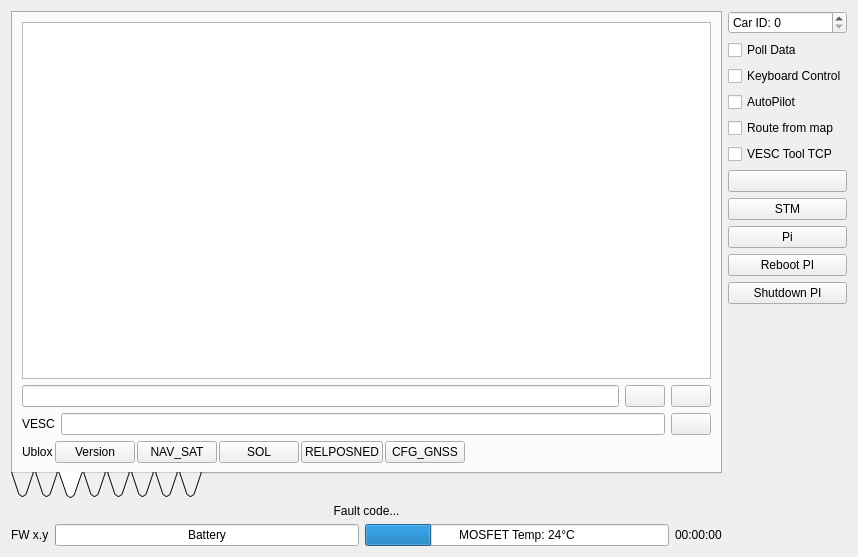
This is Linux/RControlStation/carinterface.ui in vedderb/rise_sdvp as Qt 5 draws it before an edit. The edited form follows.
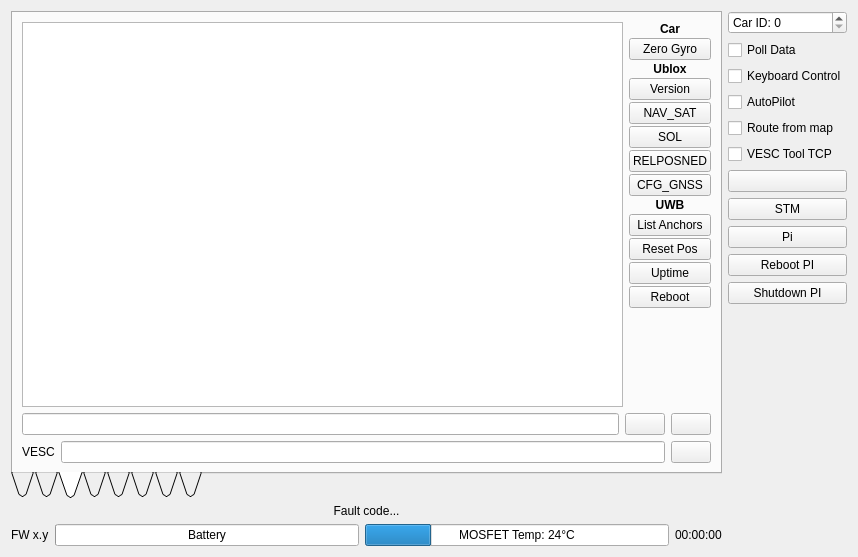
This is the edited form. The open tabs and pages were chosen to show the change. Icons and pictures are not drawn. Custom widgets are drawn as their Qt base class.

Commit message: Added terminal command buttons

Patch:
```diff
--- a/Linux/RControlStation/carinterface.ui
+++ b/Linux/RControlStation/carinterface.ui
@@ -150,15 +150,172 @@
         <attribute name="toolTip">
          <string>Terminal</string>
         </attribute>
-        <layout class="QVBoxLayout" name="verticalLayout_3">
+        <layout class="QVBoxLayout" name="verticalLayout_10">
          <item>
-          <widget class="QTextBrowser" name="terminalBrowser">
-           <property name="font">
-            <font>
-             <family>Monospace</family>
-            </font>
-           </property>
-          </widget>
+          <layout class="QHBoxLayout" name="horizontalLayout_3">
+           <item>
+            <widget class="QTextBrowser" name="terminalBrowser">
+             <property name="font">
+              <font>
+               <family>Monospace</family>
+              </font>
+             </property>
+            </widget>
+           </item>
+           <item>
+            <layout class="QVBoxLayout" name="verticalLayout_3">
+             <property name="spacing">
+              <number>2</number>
+             </property>
+             <item>
+              <widget class="QLabel" name="label_8">
+               <property name="font">
+                <font>
+                 <weight>75</weight>
+                 <bold>true</bold>
+                </font>
+               </property>
+               <property name="text">
+                <string>Car</string>
+               </property>
+               <property name="alignment">
+                <set>Qt::AlignCenter</set>
+               </property>
+              </widget>
+             </item>
+             <item>
+              <widget class="QPushButton" name="zeroGyroButton">
+               <property name="toolTip">
+                <string>Zero gyro on car. Before doing this, make sure that the car is standing still.</string>
+               </property>
+               <property name="text">
+                <string>Zero Gyro</string>
+               </property>
+              </widget>
+             </item>
+             <item>
+              <widget class="QLabel" name="label">
+               <property name="font">
+                <font>
+                 <weight>75</weight>
+                 <bold>true</bold>
+                </font>
+               </property>
+               <property name="text">
+                <string>Ublox</string>
+               </property>
+               <property name="alignment">
+                <set>Qt::AlignCenter</set>
+               </property>
+              </widget>
+             </item>
+             <item>
+              <widget class="QPushButton" name="ubxVersionButton">
+               <property name="text">
+                <string>Version</string>
+               </property>
+              </widget>
+             </item>
+             <item>
+              <widget class="QPushButton" name="ubxNavSatButton">
+               <property name="text">
+                <string>NAV_SAT</string>
+               </property>
+              </widget>
+             </item>
+             <item>
+              <widget class="QPushButton" name="ubxSolButton">
+               <property name="text">
+                <string>SOL</string>
+               </property>
+              </widget>
+             </item>
+             <item>
+              <widget class="QPushButton" name="ubxRelPosNedButton">
+               <property name="text">
+                <string>RELPOSNED</string>
+               </property>
+              </widget>
+             </item>
+             <item>
+              <widget class="QPushButton" name="ubxCfgGnssButton">
+               <property name="text">
+                <string>CFG_GNSS</string>
+               </property>
+              </widget>
+             </item>
+             <item>
+              <widget class="QLabel" name="label_5">
+               <property name="font">
+                <font>
+                 <weight>75</weight>
+                 <bold>true</bold>
+                </font>
+               </property>
+               <property name="text">
+                <string>UWB</string>
+               </property>
+               <property name="alignment">
+                <set>Qt::AlignCenter</set>
+               </property>
+              </widget>
+             </item>
+             <item>
+              <widget class="QPushButton" name="uwbListAnchorsButton">
+               <property name="toolTip">
+                <string>List UWB anchors.</string>
+               </property>
+               <property name="text">
+                <string>List Anchors</string>
+               </property>
+              </widget>
+             </item>
+             <item>
+              <widget class="QPushButton" name="uwbResetPosButton">
+               <property name="toolTip">
+                <string>Set UWB position to RTK position.</string>
+               </property>
+               <property name="text">
+                <string>Reset Pos</string>
+               </property>
+              </widget>
+             </item>
+             <item>
+              <widget class="QPushButton" name="uwbUptimeButton">
+               <property name="toolTip">
+                <string>Print how long the UWB module has been running.</string>
+               </property>
+               <property name="text">
+                <string>Uptime</string>
+               </property>
+              </widget>
+             </item>
+             <item>
+              <widget class="QPushButton" name="uwbRebootButton">
+               <property name="toolTip">
+                <string>Reboot the UWB module.</string>
+               </property>
+               <property name="text">
+                <string>Reboot</string>
+               </property>
+              </widget>
+             </item>
+             <item>
+              <spacer name="verticalSpacer_2">
+               <property name="orientation">
+                <enum>Qt::Vertical</enum>
+               </property>
+               <property name="sizeHint" stdset="0">
+                <size>
+                 <width>20</width>
+                 <height>40</height>
+                </size>
+               </property>
+              </spacer>
+             </item>
+            </layout>
+           </item>
+          </layout>
          </item>
          <item>
           <layout class="QHBoxLayout" name="horizontalLayout_12">
@@ -220,68 +377,6 @@
            </item>
           </layout>
          </item>
-         <item>
-          <layout class="QHBoxLayout" name="horizontalLayout_3">
-           <property name="spacing">
-            <number>2</number>
-           </property>
-           <item>
-            <widget class="QLabel" name="label">
-             <property name="text">
-              <string>Ublox</string>
-             </property>
-            </widget>
-           </item>
-           <item>
-            <widget class="QPushButton" name="ubxVersionButton">
-             <property name="text">
-              <string>Version</string>
-             </property>
-            </widget>
-           </item>
-           <item>
-            <widget class="QPushButton" name="ubxNavSatButton">
-             <property name="text">
-              <string>NAV_SAT</string>
-             </property>
-            </widget>
-           </item>
-           <item>
-            <widget class="QPushButton" name="ubxSolButton">
-             <property name="text">
-              <string>SOL</string>
-             </property>
-            </widget>
-           </item>
-           <item>
-            <widget class="QPushButton" name="ubxRelPosNedButton">
-             <property name="text">
-              <string>RELPOSNED</string>
-             </property>
-            </widget>
-           </item>
-           <item>
-            <widget class="QPushButton" name="ubxCfgGnssButton">
-             <property name="text">
-              <string>CFG_GNSS</string>
-             </property>
-            </widget>
-           </item>
-           <item>
-            <spacer name="horizontalSpacer_4">
-             <property name="orientation">
-              <enum>Qt::Horizontal</enum>
-             </property>
-             <property name="sizeHint" stdset="0">
-              <size>
-               <width>40</width>
-               <height>20</height>
-              </size>
-             </property>
-            </spacer>
-           </item>
-          </layout>
-         </item>
         </layout>
        </widget>
        <widget class="QWidget" name="tab_4">
```
The commit also changes 6 other files.
